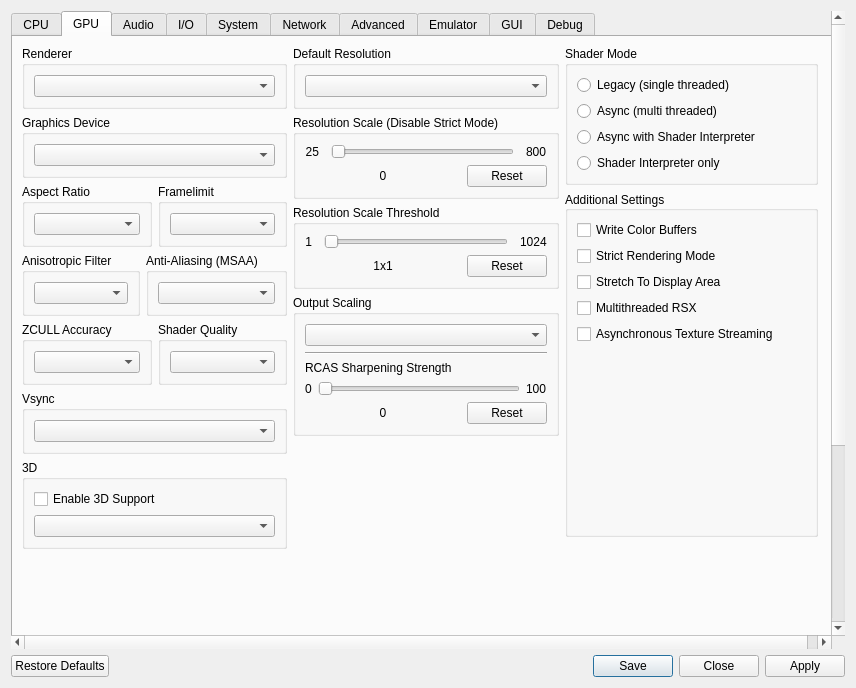
RPCS3/rpcs3, file rpcs3/rpcs3qt/settings_dialog.ui: the form before one commit.
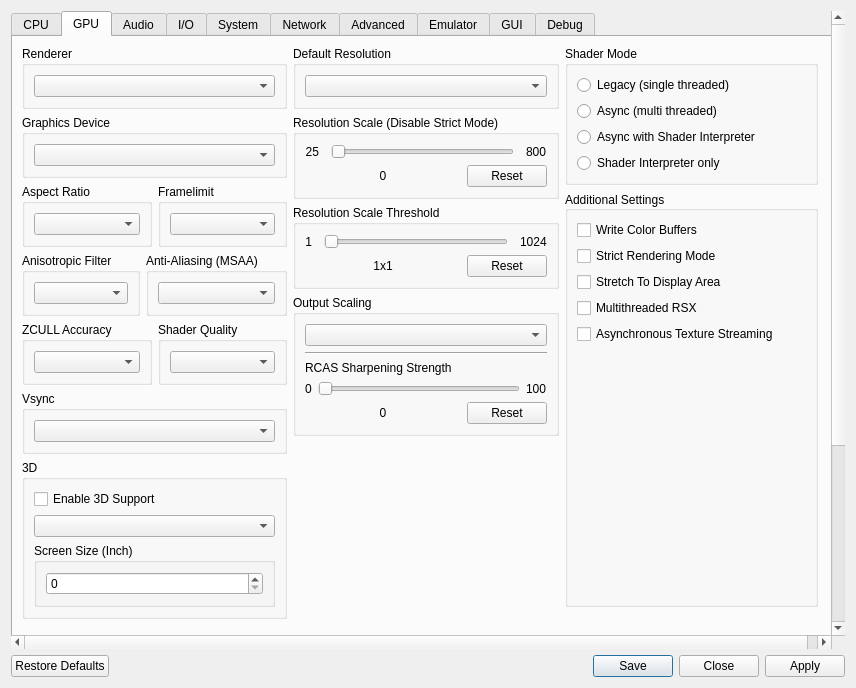
The form after the commit. The open tabs and pages were chosen to show the change. Icons and pictures are not drawn.

Commit message: Add 3D screen size setting

The edit to the form file:
```diff
--- a/rpcs3/rpcs3qt/settings_dialog.ui
+++ b/rpcs3/rpcs3qt/settings_dialog.ui
@@ -557,6 +557,18 @@
                <item>
                 <widget class="QComboBox" name="stereoRenderMode"/>
                </item>
+               <item>
+                <widget class="QGroupBox" name="gb_screen_size">
+                 <property name="title">
+                  <string>Screen Size (Inch)</string>
+                 </property>
+                 <layout class="QVBoxLayout" name="layout_gb_screen_size">
+                  <item>
+                   <widget class="QSpinBox" name="sb_screen_size"/>
+                  </item>
+                 </layout>
+                </widget>
+               </item>
               </layout>
              </widget>
             </item>
```
The commit also changes 4 other files.
